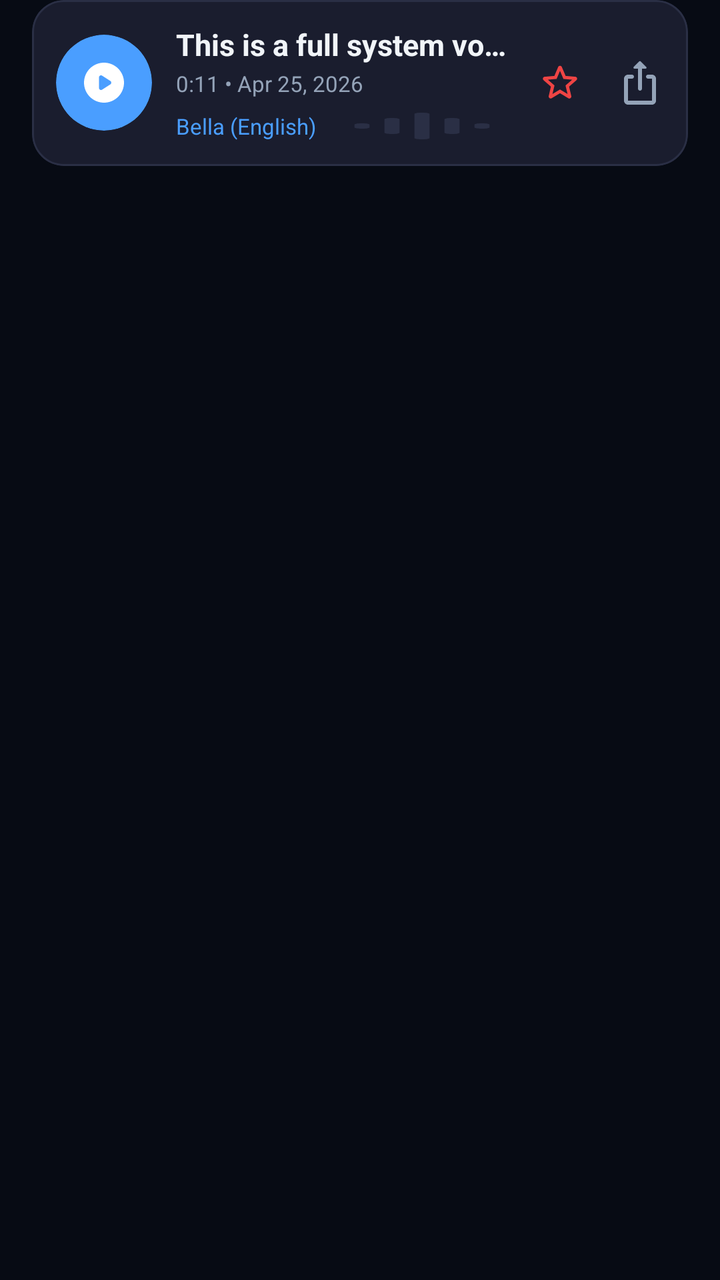
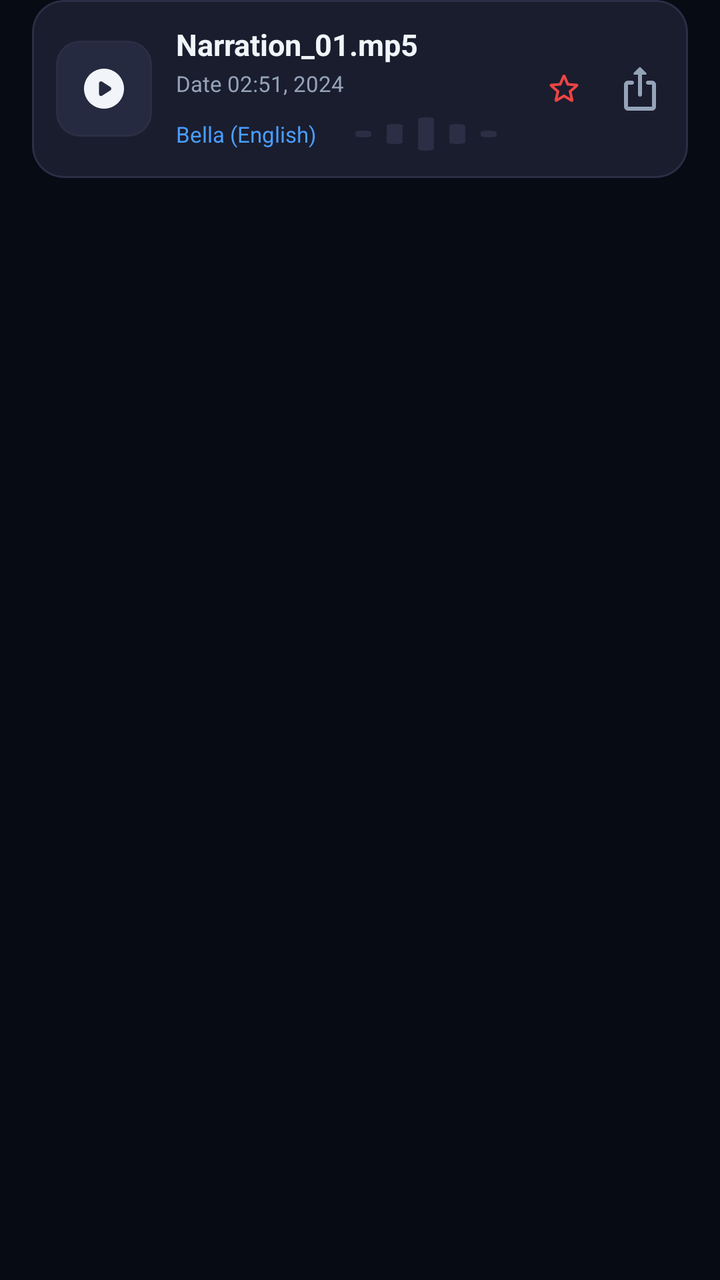

An Android layout rendered at two revisions. The XML below is the earlier revision; the diff shows what the commit changed to produce the second picture.
<!-- AndroidManifest.xml: application theme AppTheme -->
<!-- res/layout/item_history.xml -->
<LinearLayout
	xmlns:android="http://schemas.android.com/apk/res/android"
	xmlns:app="http://schemas.android.com/apk/res-auto"
	xmlns:tools="http://schemas.android.com/tools"
	android:layout_width="match_parent"
	android:layout_height="wrap_content"
	android:orientation="vertical"
	android:paddingBottom="8dp">

	<com.google.android.material.card.MaterialCardView
		android:id="@+id/cardview6"
		android:layout_width="match_parent"
		android:layout_height="wrap_content"
		android:layout_marginHorizontal="16dp"
		app:cardBackgroundColor="#1A1D2E"
		app:cardCornerRadius="16dp"
		app:strokeColor="#2A2F45"
		app:strokeWidth="1dp"
		app:cardElevation="0dp">

		<RelativeLayout
			android:layout_width="match_parent"
			android:layout_height="wrap_content"
			android:padding="12dp">

			
			<com.google.android.material.card.MaterialCardView
				android:id="@+id/btn_play_item"
				android:layout_width="48dp"
				android:layout_height="48dp"
				android:layout_centerVertical="true"
				app:cardBackgroundColor="#4A9EFF"
				app:cardCornerRadius="24dp"
				app:strokeWidth="0dp"
				app:cardElevation="0dp">
				
				<ImageView
					android:id="@+id/img_play_pause"
					android:layout_width="match_parent"
					android:layout_height="match_parent"
					android:padding="12dp"
					android:src="@drawable/icon_play_circle"
					android:scaleType="fitCenter"
					app:tint="#FFFFFF" />
			</com.google.android.material.card.MaterialCardView>

			
			<ImageView
				android:id="@+id/btn_share"
				android:layout_width="24dp"
				android:layout_height="24dp"
				android:layout_alignParentEnd="true"
				android:layout_centerVertical="true"
				android:src="@drawable/icon_ios_share"
				android:scaleType="fitCenter"
				app:tint="#94A3B8"
				android:background="?attr/selectableItemBackground" />

			
			<ImageView
				android:id="@+id/btn_favorite"
				android:layout_width="24dp"
				android:layout_height="24dp"
				android:layout_marginEnd="16dp"
				android:layout_toStartOf="@id/btn_share"
				android:layout_centerVertical="true"
				android:src="@drawable/icon_favorite_outline"
				android:scaleType="fitCenter"
				app:tint="#EF4444"
				android:background="?attr/selectableItemBackground" />

			
			<LinearLayout
				android:layout_width="match_parent"
				android:layout_height="wrap_content"
				android:orientation="vertical"
				android:layout_marginStart="12dp"
				android:layout_marginEnd="12dp"
				android:layout_toStartOf="@id/btn_favorite"
				android:layout_toEndOf="@id/btn_play_item"
				android:layout_centerVertical="true">

				
				<TextView
					android:id="@+id/txt_title"
					android:layout_width="match_parent"
					android:layout_height="wrap_content"
					android:text="This is a full system voice test..."
					android:textSize="15sp"
					android:textStyle="bold"
					android:textColor="#F1F5F9"
					android:ellipsize="end"
					android:maxLines="1" />

				
				<TextView
					android:id="@+id/txt_meta"
					android:layout_width="wrap_content"
					android:layout_height="wrap_content"
					android:layout_marginTop="2dp"
					android:text="0:11 • Apr 25, 2026"
					android:textSize="11sp"
					android:textColor="#94A3B8" />

				
				<LinearLayout
					android:layout_width="match_parent"
					android:layout_height="wrap_content"
					android:layout_marginTop="6dp"
					android:gravity="center_vertical"
					android:orientation="horizontal">

					
					<TextView
						android:id="@+id/txt_voice_name"
						android:layout_width="wrap_content"
						android:layout_height="wrap_content"
						android:text="Bella (English)"
						android:textSize="11sp"
						android:textColor="#4A9EFF"
						android:ellipsize="end"
						android:maxLines="1"
						android:layout_marginEnd="8dp"/>
						
					
					<ImageView
						android:layout_width="0dp"
						android:layout_height="16dp"
						android:layout_weight="1"
						android:src="@drawable/icon_graphic_eq"
						android:scaleType="fitXY"
						app:tint="#2A2F45" />

				</LinearLayout>
			</LinearLayout>
		</RelativeLayout>
	</com.google.android.material.card.MaterialCardView>
</LinearLayout>
<!-- resources referenced by this layout -->
<resources>
  <!-- drawable icon_favorite_outline (drawable-xhdpi) -->
  <?xml version='1.0' encoding='UTF-8' standalone='yes' ?>
  <vector xmlns:android="http://schemas.android.com/apk/res/android" android:width="48dp" android:height="48dp" android:viewportWidth="24.0" android:viewportHeight="24.0"><path android:pathData="M19.65 9.04l-4.84-.42l-1.89-4.45c-.34-.81-1.5-.81-1.84 0L9.19 8.63l-4.83.41c-.88.07-1.24 1.17-.57 1.75l3.67 3.18l-1.1 4.72c-.2.86.73 1.54 1.49 1.08l4.15-2.5l4.15 2.51c.76.46 1.69-.22 1.49-1.08l-1.1-4.73l3.67-3.18c.67-.58.32-1.68-.56-1.75zM12 15.4l-3.76 2.27l1-4.28l-3.32-2.88l4.38-.38L12 6.1l1.71 4.04l4.38.38l-3.32 2.88l1 4.28L12 15.4z" android:fillColor="#94A3B8" /></vector>
  <!-- drawable icon_graphic_eq (drawable-xhdpi) -->
  <?xml version='1.0' encoding='UTF-8' standalone='yes' ?>
  <vector xmlns:android="http://schemas.android.com/apk/res/android" android:width="48dp" android:height="48dp" android:viewportWidth="24.0" android:viewportHeight="24.0"><path android:pathData="M8 18c.55 0 1-.45 1-1V7c0-.55-.45-1-1-1s-1 .45-1 1v10c0 .55.45 1 1 1zm4 4c.55 0 1-.45 1-1V3c0-.55-.45-1-1-1s-1 .45-1 1v18c0 .55.45 1 1 1zm-8-8c.55 0 1-.45 1-1v-2c0-.55-.45-1-1-1s-1 .45-1 1v2c0 .55.45 1 1 1zm12 4c.55 0 1-.45 1-1V7c0-.55-.45-1-1-1s-1 .45-1 1v10c0 .55.45 1 1 1zm3-7v2c0 .55.45 1 1 1s1-.45 1-1v-2c0-.55-.45-1-1-1s-1 .45-1 1z" android:fillColor="#94A3B8" /></vector>
  <!-- drawable icon_ios_share (drawable-xhdpi) -->
  <?xml version='1.0' encoding='UTF-8' standalone='yes' ?>
  <vector xmlns:android="http://schemas.android.com/apk/res/android" android:width="48dp" android:height="48dp" android:viewportWidth="24.0" android:viewportHeight="24.0"><path android:pathData="M18 8h-2c-.55 0-1 .45-1 1s.45 1 1 1h2v11H6V10h2c.55 0 1-.45 1-1s-.45-1-1-1H6c-1.1 0-2 .9-2 2v11c0 1.1.9 2 2 2h12c1.1 0 2-.9 2-2V10c0-1.1-.9-2-2-2z" android:fillColor="#94A3B8" /><path android:pathData="M12 16c.55 0 1-.45 1-1V5h1.79c.45 0 .67-.54.35-.85l-2.79-2.79c-.2-.2-.51-.2-.71 0L8.85 4.15a.5.5 0 0 0 .36.85H11v10c0 .55.45 1 1 1z" android:fillColor="#94A3B8" /></vector>
  <!-- drawable icon_play_circle (drawable-xhdpi) -->
  <?xml version='1.0' encoding='UTF-8' standalone='yes' ?>
  <vector xmlns:android="http://schemas.android.com/apk/res/android" android:width="48dp" android:height="48dp" android:viewportWidth="24.0" android:viewportHeight="24.0"><path android:pathData="M12 2C6.48 2 2 6.48 2 12s4.48 10 10 10s10-4.48 10-10S17.52 2 12 2zM9.5 14.67V9.33c0-.79.88-1.27 1.54-.84l4.15 2.67a1 1 0 0 1 0 1.68l-4.15 2.67c-.66.43-1.54-.05-1.54-.84z" android:fillColor="#94A3B8" /></vector>
  <color name="colorPrimary">#00E5FF</color>
  <color name="colorOnPrimary">#F8FAFC</color>
  <color name="colorSecondary">#2979FF</color>
  <color name="colorSurface">#121826</color>
  <color name="colorSurfaceVariant">#1A2234</color>
  <color name="colorOnSurface">#F8FAFC</color>
  <color name="colorOnBackground">#F8FAFC</color>
  <color name="colorAccent">#00E5FF</color>
  <color name="colorBackground">#070B14</color>
  <!-- unchanged entries left out for length: 1 -->
</resources>

<!-- the commit's change to res/layout/item_history.xml (unified diff, before → after) -->
@@ -29,9 +29,10 @@
 				android:layout_width="48dp"
 				android:layout_height="48dp"
 				android:layout_centerVertical="true"
-				app:cardBackgroundColor="#4A9EFF"
-				app:cardCornerRadius="24dp"
-				app:strokeWidth="0dp"
+				app:cardBackgroundColor="#252A40"
+				app:cardCornerRadius="12dp"
+				app:strokeColor="#2A2F45"
+				app:strokeWidth="1dp"
 				app:cardElevation="0dp">
 				
 				<ImageView
@@ -41,7 +42,7 @@
 					android:padding="12dp"
 					android:src="@drawable/icon_play_circle"
 					android:scaleType="fitCenter"
-					app:tint="#FFFFFF" />
+					app:tint="#F1F5F9" />
 			</com.google.android.material.card.MaterialCardView>
 
 			
@@ -59,8 +60,8 @@
 			
 			<ImageView
 				android:id="@+id/btn_favorite"
-				android:layout_width="24dp"
-				android:layout_height="24dp"
+				android:layout_width="20dp"
+				android:layout_height="20dp"
 				android:layout_marginEnd="16dp"
 				android:layout_toStartOf="@id/btn_share"
 				android:layout_centerVertical="true"
@@ -85,7 +86,7 @@
 					android:id="@+id/txt_title"
 					android:layout_width="match_parent"
 					android:layout_height="wrap_content"
-					android:text="This is a full system voice test..."
+					android:text="Narration_01.mp5"
 					android:textSize="15sp"
 					android:textStyle="bold"
 					android:textColor="#F1F5F9"
@@ -98,7 +99,7 @@
 					android:layout_width="wrap_content"
 					android:layout_height="wrap_content"
 					android:layout_marginTop="2dp"
-					android:text="0:11 • Apr 25, 2026"
+					android:text="Date 02:51, 2024"
 					android:textSize="11sp"
 					android:textColor="#94A3B8" />
 
@@ -106,7 +107,7 @@
 				<LinearLayout
 					android:layout_width="match_parent"
 					android:layout_height="wrap_content"
-					android:layout_marginTop="6dp"
+					android:layout_marginTop="8dp"
 					android:gravity="center_vertical"
 					android:orientation="horizontal">
 
@@ -125,7 +126,7 @@
 					
 					<ImageView
 						android:layout_width="0dp"
-						android:layout_height="16dp"
+						android:layout_height="20dp"
 						android:layout_weight="1"
 						android:src="@drawable/icon_graphic_eq"
 						android:scaleType="fitXY"
